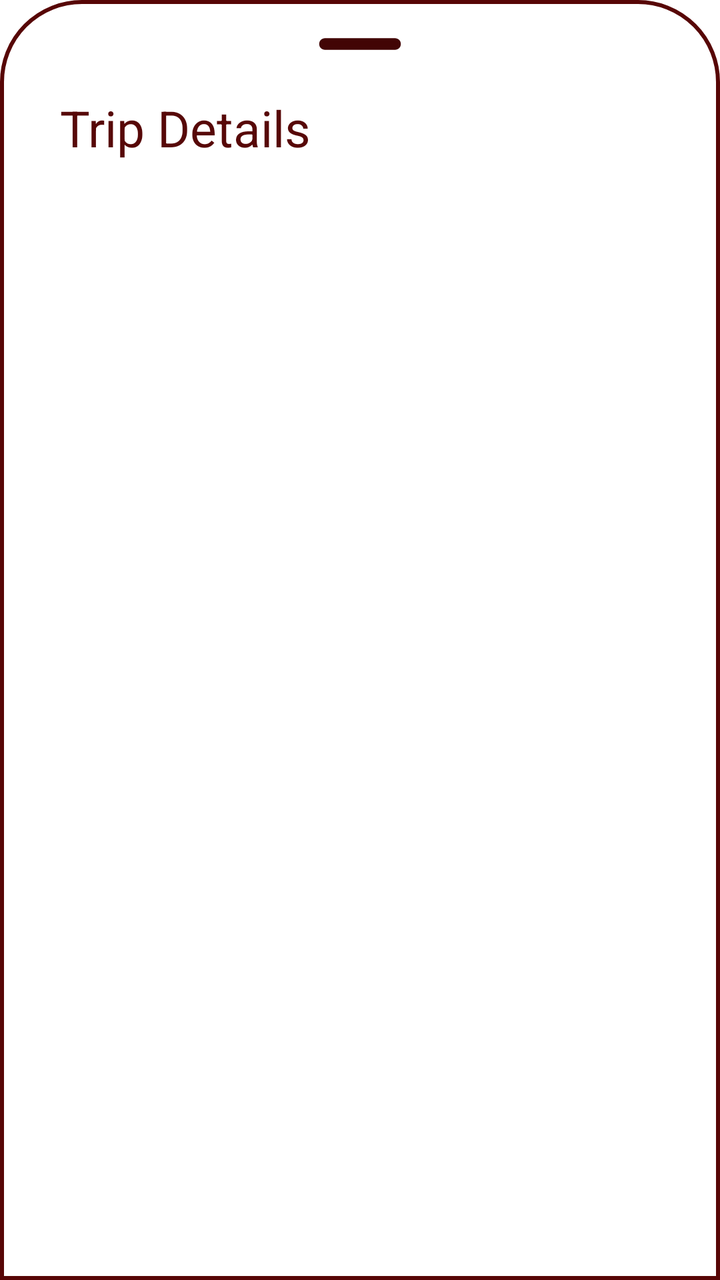
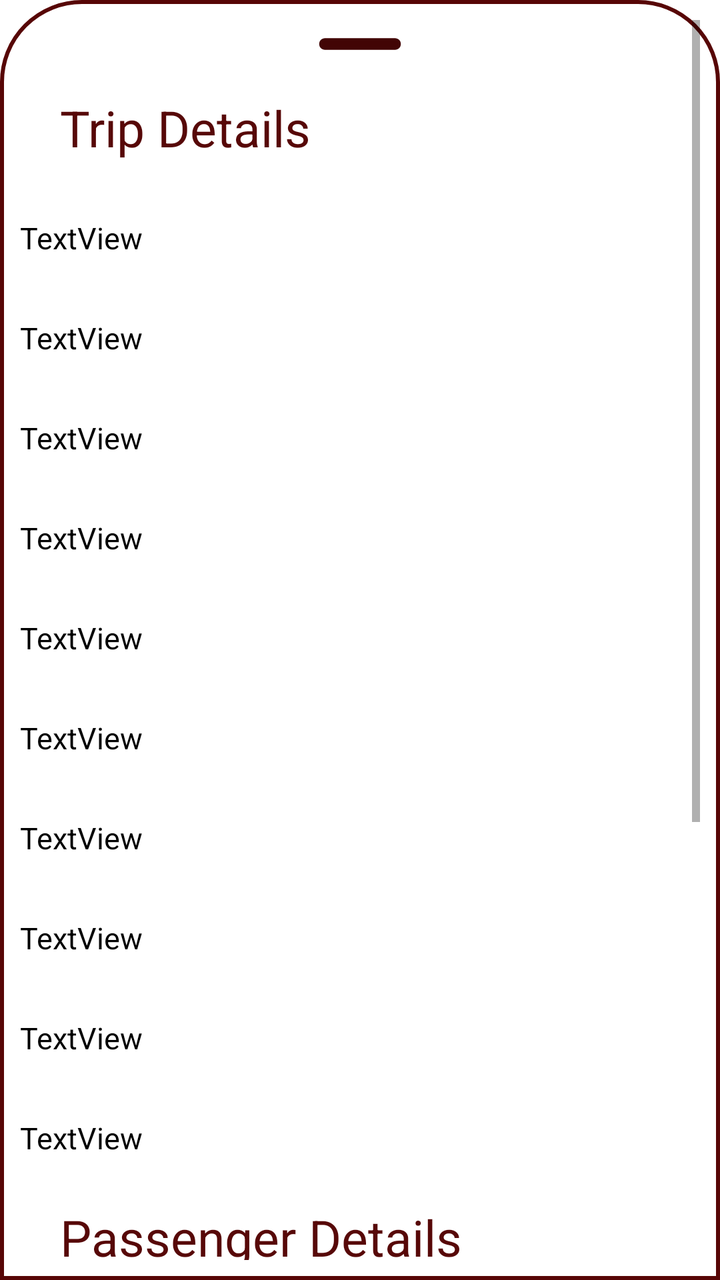

An Android layout rendered at two revisions. The XML below is the earlier revision; the diff shows what the commit changed to produce the second picture.
<!-- AndroidManifest.xml: application theme Theme.MyApp -->
<!-- res/layout/activity_view_trip_details.xml -->
<?xml version="1.0" encoding="utf-8"?>
<LinearLayout xmlns:android="http://schemas.android.com/apk/res/android"
    xmlns:app="http://schemas.android.com/apk/res-auto"
    xmlns:tools="http://schemas.android.com/tools"
    android:orientation="vertical"
    android:layout_width="match_parent"
    android:layout_height="match_parent"
    android:background="@drawable/dialogbg">
    <ImageView
        android:layout_width="70dp"
        android:layout_height="wrap_content"
        android:layout_gravity="center|top"
        android:scaleType="centerCrop"
        android:src="@drawable/ic_round_remove_24" />
    <TextView
        android:id="@+id/createText"
        android:layout_width="wrap_content"
        android:layout_height="wrap_content"
        android:layout_marginStart="12dp"
        android:layout_marginTop="5dp"
        android:padding="8dp"
        android:text="Trip Details"
        android:textAlignment="viewStart"
        android:textColor="#570808"
        android:textSize="25dp" />
    
</LinearLayout>
<!-- resources referenced by this layout -->
<resources>
  <!-- drawable dialogbg (drawable) -->
  <?xml version="1.0" encoding="utf-8"?>
  <shape xmlns:android="http://schemas.android.com/apk/res/android">
  
      <solid
          android:color="@color/white"/>
  
      <corners
          android:topLeftRadius="40dp"
          android:topRightRadius="40dp" />
      <padding
          android:left="10dp"
          android:right="10dp"
          android:top="10dp"
          android:bottom="10dp"/>
  
      <stroke
          android:width="2dp"
          android:color="@color/gray_900"/>
  
  </shape>
  <!-- drawable ic_round_remove_24 (drawable) -->
  <vector android:height="24dp" android:tint="#420505"
      android:viewportHeight="24" android:viewportWidth="24"
      android:width="24dp" xmlns:android="http://schemas.android.com/apk/res/android">
      <path android:fillColor="@android:color/white" android:pathData="M18,13H6c-0.55,0 -1,-0.45 -1,-1s0.45,-1 1,-1h12c0.55,0 1,0.45 1,1s-0.45,1 -1,1z"/>
  </vector>
  <style name="Theme.MyApp" parent="Theme.MaterialComponents.DayNight.NoActionBar">
          
          <item name="colorPrimary">@color/purple_500</item>
          <item name="colorPrimaryVariant">@color/purple_700</item>
          <item name="colorOnPrimary">@color/white</item>
          
          <item name="colorSecondary">@color/teal_200</item>
          <item name="colorSecondaryVariant">@color/teal_700</item>
          <item name="colorOnSecondary">@color/black</item>
          
          <item name="android:statusBarColor" tools:targetApi="l">?attr/colorPrimaryVariant</item>
          
      </style>
  <color name="white">#FFFFFFFF</color>
  <color name="gray_900">#570606</color>
  <color name="purple_500">#FF6200EE</color>
  <color name="purple_700">#FF3700B3</color>
  <color name="teal_200">#FF03DAC5</color>
  <color name="teal_700">#FF018786</color>
  <color name="black">#FF000000</color>
</resources>

<!-- the commit's change to res/layout/activity_view_trip_details.xml (unified diff, before → after) -->
@@ -6,22 +6,203 @@
     android:layout_width="match_parent"
     android:layout_height="match_parent"
     android:background="@drawable/dialogbg">
-    <ImageView
-        android:layout_width="70dp"
-        android:layout_height="wrap_content"
-        android:layout_gravity="center|top"
-        android:scaleType="centerCrop"
-        android:src="@drawable/ic_round_remove_24" />
-    <TextView
-        android:id="@+id/createText"
-        android:layout_width="wrap_content"
-        android:layout_height="wrap_content"
-        android:layout_marginStart="12dp"
-        android:layout_marginTop="5dp"
-        android:padding="8dp"
-        android:text="Trip Details"
-        android:textAlignment="viewStart"
-        android:textColor="#570808"
-        android:textSize="25dp" />
-    
+
+    <ScrollView
+        android:layout_width="match_parent"
+        android:layout_height="match_parent">
+
+        <LinearLayout
+            android:layout_width="match_parent"
+            android:layout_height="wrap_content"
+            android:orientation="vertical" >
+
+            <ImageView
+                android:layout_width="70dp"
+                android:layout_height="wrap_content"
+                android:layout_gravity="center|top"
+                android:scaleType="centerCrop"
+                android:src="@drawable/ic_round_remove_24" />
+
+            <TextView
+                android:id="@+id/createText"
+                android:layout_width="wrap_content"
+                android:layout_height="wrap_content"
+                android:layout_marginStart="12dp"
+                android:layout_marginTop="5dp"
+                android:padding="8dp"
+                android:text="Trip Details"
+                android:textAlignment="viewStart"
+                android:textColor="#570808"
+                android:textSize="25dp" />
+
+            <TextView
+                android:id="@+id/joinStartLocation"
+                android:layout_width="match_parent"
+                android:layout_height="30dp"
+                android:text="TextView"
+                android:layout_marginTop="20dp"
+                android:textSize="15dp"
+                android:textColor="@color/black"/>
+            <TextView
+                android:id="@+id/joindestination"
+                android:layout_width="match_parent"
+                android:layout_height="30dp"
+                android:text="TextView"
+                android:layout_marginTop="20dp"
+                android:textSize="15dp"
+                android:textColor="@color/black"/>
+            <TextView
+                android:id="@+id/Date"
+                android:layout_width="match_parent"
+                android:layout_height="30dp"
+                android:text="TextView"
+                android:layout_marginTop="20dp"
+                android:textSize="15dp"
+                android:textColor="@color/black"/>
+            <TextView
+                android:id="@+id/Time"
+                android:layout_width="match_parent"
+                android:layout_height="30dp"
+                android:text="TextView"
+                android:layout_marginTop="20dp"
+                android:textSize="15dp"
+                android:textColor="@color/black"/>
+            <TextView
+                android:id="@+id/joinvacancy"
+                android:layout_width="match_parent"
+                android:layout_height="30dp"
+                android:text="TextView"
+                android:layout_marginTop="20dp"
+                android:textSize="15dp"
+                android:textColor="@color/black"/>
+            <TextView
+                android:id="@+id/joindriverName"
+                android:layout_width="match_parent"
+                android:layout_height="30dp"
+                android:text="TextView"
+                android:layout_marginTop="20dp"
+                android:textSize="15dp"
+                android:textColor="@color/black"/>
+            <TextView
+                android:id="@+id/joinDriverNumber"
+                android:layout_width="match_parent"
+                android:layout_height="30dp"
+                android:text="TextView"
+                android:layout_marginTop="20dp"
+                android:textSize="15dp"
+                android:textColor="@color/black"/>
+            <TextView
+                android:id="@+id/joinVenicleModel"
+                android:layout_width="match_parent"
+                android:layout_height="30dp"
+                android:text="TextView"
+                android:layout_marginTop="20dp"
+                android:textSize="15dp"
+                android:textColor="@color/black"/>
+            <TextView
+                android:id="@+id/joinVehicleNumber"
+                android:layout_width="match_parent"
+                android:layout_height="30dp"
+                android:text="TextView"
+                android:layout_marginTop="20dp"
+                android:textSize="15dp"
+                android:textColor="@color/black"/>
+            <TextView
+                android:id="@+id/joinVehicleMileage"
+                android:layout_width="match_parent"
+                android:layout_height="30dp"
+                android:text="TextView"
+                android:layout_marginTop="20dp"
+                android:textSize="15dp"
+                android:textColor="@color/black"/>
+            <TextView
+                android:id="@+id/passengerDetails"
+                android:layout_width="wrap_content"
+                android:layout_height="wrap_content"
+                android:layout_marginStart="12dp"
+                android:layout_marginTop="5dp"
+                android:padding="8dp"
+                android:text="Passenger Details"
+                android:textAlignment="viewStart"
+                android:textColor="#570808"
+                android:textSize="25dp" />
+
+            <com.google.android.material.textfield.TextInputLayout
+                android:id="@+id/Name"
+                android:layout_width="match_parent"
+                android:layout_height="match_parent"
+                android:layout_marginTop="20dp"
+                app:boxCornerRadiusTopEnd="20dp"
+                app:boxCornerRadiusTopStart="20dp"
+                app:boxStrokeColor="@color/black"
+                android:backgroundTint="@color/white">
+
+                <com.google.android.material.textfield.TextInputEditText
+                    android:id="@+id/Name1"
+                    android:layout_width="match_parent"
+                    android:layout_height="wrap_content"
+                    android:hint="Name"
+                    android:inputType="text"
+                    android:textColor="@color/black" />
+            </com.google.android.material.textfield.TextInputLayout>
+
+            <com.google.android.material.textfield.TextInputLayout
+                android:id="@+id/age"
+                android:layout_width="match_parent"
+                android:layout_height="match_parent"
+                android:layout_marginTop="20dp"
+                app:boxCornerRadiusTopEnd="20dp"
+                app:boxCornerRadiusTopStart="20dp"
+                android:backgroundTint="@color/white"
+                app:boxStrokeColor="@color/black">
+
+                <com.google.android.material.textfield.TextInputEditText
+                    android:id="@+id/age1"
+                    android:layout_width="match_parent"
+                    android:layout_height="wrap_content"
+                    android:hint="Age"
+                    android:inputType="number"
+                    android:textColor="@color/black" />
+            </com.google.android.material.textfield.TextInputLayout>
+
+            <com.google.android.material.textfield.TextInputLayout
+                android:id="@+id/phoneNumber"
+                android:layout_width="match_parent"
+                android:layout_height="match_parent"
+                android:layout_marginTop="20dp"
+                app:boxCornerRadiusTopEnd="20dp"
+                android:backgroundTint="@color/white"
+                app:boxCornerRadiusTopStart="20dp"
+                app:boxStrokeColor="@color/black">
+
+                <com.google.android.material.textfield.TextInputEditText
+                    android:id="@+id/phoneNumber1"
+                    android:layout_width="match_parent"
+                    android:layout_height="wrap_content"
+                    android:hint="Phone no:"
+                    android:phoneNumber="true"
+                    android:textColor="@color/black" />
+            </com.google.android.material.textfield.TextInputLayout>
+            <TextView
+                android:id="@+id/selectPickUp"
+                android:layout_width="wrap_content"
+                android:layout_height="wrap_content"
+                android:layout_marginStart="12dp"
+                android:layout_marginTop="5dp"
+                android:padding="8dp"
+                android:text="Select Pickup Points"
+                android:textAlignment="viewStart"
+                android:textColor="#570808"
+                android:textSize="25dp" />
+
+            <Spinner
+                android:id="@+id/spinner"
+                android:layout_width="match_parent"
+                android:layout_height="wrap_content"
+                android:layout_marginTop="20dp"
+                />
+
+        </LinearLayout>
+    </ScrollView>
+
 </LinearLayout>
